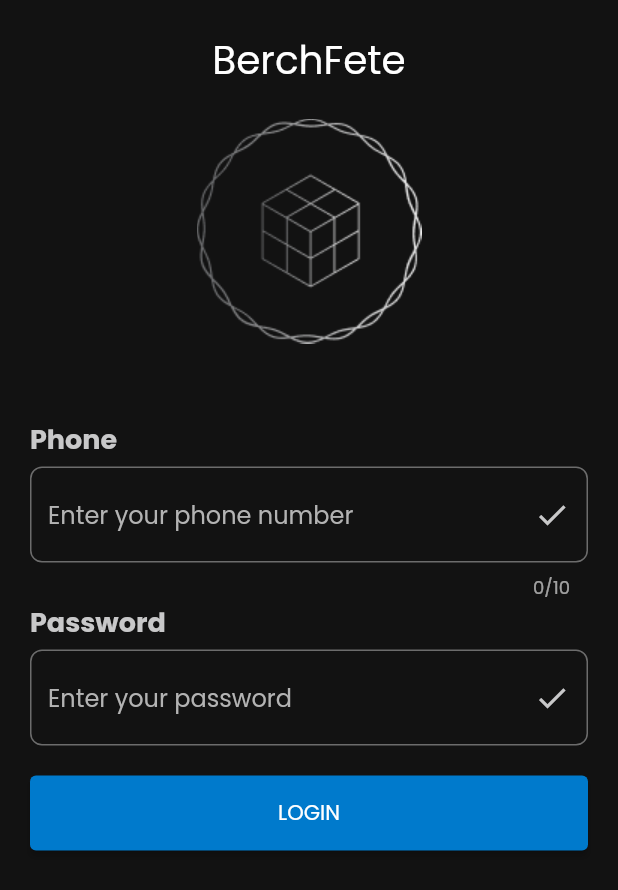
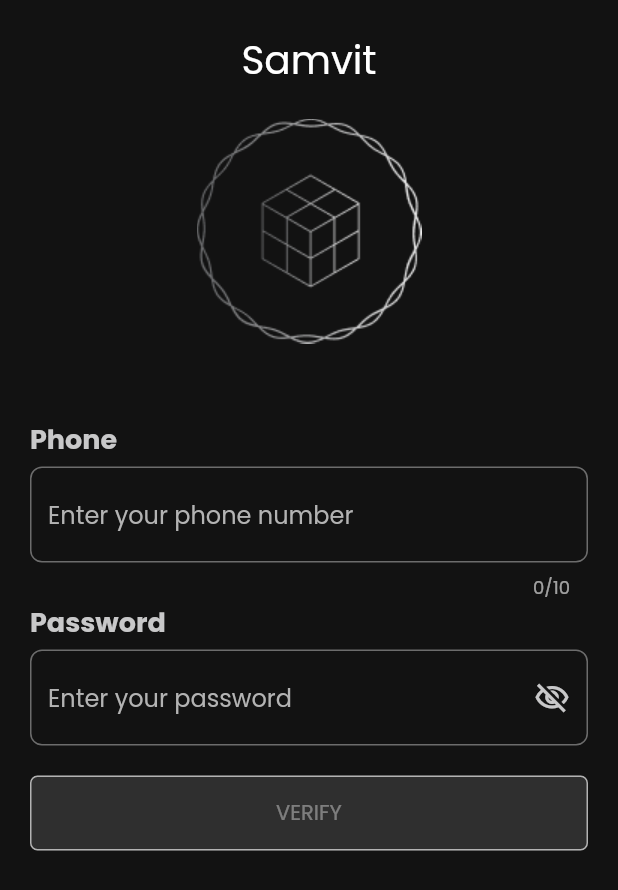
Before and after one commit to shaderone/samvit, a Flutter app: the screen it shows after launch, on a phone screen of 412 x 824 dp. Shown: the top 890 px of the screen. Run offline on Flutter 3.47's test engine with Material 2 defaults, Android fonts, the phone set to English and light mode, and no system bars; our stand-ins replace table_calendar.

Commit message:
Update login-screen with validation Disable button until data is valid, option to toggle password visibility

```diff
--- a/lib/main.dart
+++ b/lib/main.dart
@@ -1,9 +1,10 @@
 import 'package:flutter/material.dart';
 import 'package:brechfete/presentation/root/app.dart';
 import 'package:brechfete/presentation/root/widgets/custom_theme.dart';
-import 'package:brechfete/presentation/screens/initial/login.dart';
+import 'package:brechfete/presentation/screens/login/login.dart';
 
-void main() {
+Future<void> main() async {
+  WidgetsFlutterBinding.ensureInitialized();
   runApp(const MyApp());
 }
 
@@ -12,17 +13,13 @@ class MyApp extends StatelessWidget {
 
   @override
   Widget build(BuildContext context) {
-    return Builder(
-      builder: (context) {
     return MaterialApp(
       debugShowCheckedModeBanner: false,
       themeMode: ThemeMode.dark,
-          //theme: CustomTheme.lightTheme, //later
       darkTheme: CustomTheme.darkTheme.copyWith(
         splashColor: Colors.transparent,
       ),
       initialRoute: '/login', //change it later to splash screen
-          //home: const App(), // initial route is defined
       routes: {
         //login screen
         App.loginRoute: (context) => const LoginScreen(),
@@ -30,7 +27,5 @@ class MyApp extends StatelessWidget {
         App.home: (context) => const App(),
       },
     );
-      },
-    );
   }
 }
--- a/lib/presentation/root/widgets/custom_form_input.dart
+++ b/lib/presentation/root/widgets/custom_form_input.dart
@@ -1,5 +1,6 @@
 import 'package:brechfete/core/constants.dart';
 import 'package:flutter/material.dart';
+import 'package:flutter/services.dart';
 
 class CustomFormInput extends StatelessWidget {
   final double inputSpacing;
@@ -12,6 +13,9 @@ class CustomFormInput extends StatelessWidget {
   final IconData? suffixIcon;
   final String? Function(String?) validator;
   final void Function(String)? onChanged;
+  final void Function(String?)? onSaved;
+  final List<TextInputFormatter>? inputFormatters;
+  final void Function()? suffixIconAction;
   const CustomFormInput({
     Key? key,
     required this.labelText,
@@ -24,6 +28,9 @@ class CustomFormInput extends StatelessWidget {
     this.inputSpacing = 20,
     required this.hintText,
     this.obscureText = false,
+    this.onSaved,
+    this.inputFormatters,
+    this.suffixIconAction,
   }) : super(key: key);
 
   @override
@@ -42,19 +49,22 @@ class CustomFormInput extends StatelessWidget {
         const SizedBox(height: 5),
         TextFormField(
           obscureText: obscureText,
+          inputFormatters: inputFormatters,
 
           maxLength: maxInputLength,
           keyboardType: textInputType,
           style: const TextStyle(
-            //update this on user interaction
             fontWeight: FontWeight.bold,
             color: textWhiteShadeDark,
           ),
           //common decoration
           decoration: InputDecoration(
-            suffixIcon: Icon(
-              suffixIcon,
-              color: textWhiteShadeLight,
+            suffixIcon: GestureDetector(
+              onTap: suffixIconAction,
+              child: Icon(
+                suffixIcon,
+                color: textWhiteShadeLight,
+              ),
             ),
             focusedBorder: OutlineInputBorder(
               borderSide: const BorderSide(
@@ -70,25 +80,15 @@ class CustomFormInput extends StatelessWidget {
               ),
               borderRadius: BorderRadius.circular(8),
             ),
-            //labelText: "Phone",
-            //floatingLabelStyle: const TextStyle(
-            //  fontSize: 20,
-            //  color: textWhiteShadeLight,
-            //),
             hintText: hintText,
             hintStyle: const TextStyle(
               color: textWhiteShadeDark,
               fontWeight: FontWeight.normal,
             ),
           ),
-          //events and validations
           validator: validator,
           onChanged: onChanged,
-          //make api call to check phone here, if it returns true, make the check mark visible with blue color, else display a message phone number not verified
-
-          //on pressing login, user recieves OTP and enter it (autocomplete)
-
-          //finally move to booking screen
+          onSaved: onSaved,
         ),
         SizedBox(height: inputSpacing),
       ],
--- a/lib/presentation/screens/initial/login.dart
+++ b/lib/presentation/screens/login/login.dart
@@ -1,7 +1,7 @@
+import 'package:brechfete/core/constants.dart';
 import 'package:brechfete/presentation/root/widgets/custom_form_input.dart';
 import 'package:flutter/material.dart';
-import 'package:brechfete/core/constants.dart';
-import 'package:brechfete/presentation/root/app.dart';
+import 'package:flutter/services.dart';
 
 class LoginScreen extends StatefulWidget {
   const LoginScreen({Key? key}) : super(key: key);
@@ -12,6 +12,10 @@ class LoginScreen extends StatefulWidget {
 
 class _LoginScreenState extends State<LoginScreen> {
   final formKey = GlobalKey<FormState>();
+  String phone = '';
+  String password = '';
+  bool obscureText = true;
+  bool isButtonActive = false;
 
   @override
   Widget build(BuildContext context) {
@@ -27,7 +31,7 @@ class _LoginScreenState extends State<LoginScreen> {
               children: [
                 const Center(
                   child: Text(
-                    "BerchFete",
+                    "Samvit",
                     style: TextStyle(fontSize: 26),
                   ),
                 ),
@@ -36,15 +40,29 @@ class _LoginScreenState extends State<LoginScreen> {
                 const SizedBox(height: 50),
                 CustomFormInput(
                   labelText: "Phone",
+                  hintText: 'Enter your phone number',
                   textInputAction: TextInputAction.next,
                   textInputType: TextInputType.number,
                   maxInputLength: 10,
-                  suffixIcon: Icons.check,
                   inputSpacing: 0,
-                  hintText: 'Enter your phone number',
+                  inputFormatters: [
+                    FilteringTextInputFormatter.digitsOnly,
+                  ],
+                  onSaved: (String? value) {
+                    phone = value!;
+                  },
                   onChanged: (value) {
                     formKey.currentState!.validate();
-                    //send api request here, if the data doesn't match call the validate() - phone number doesn't match, if success change the color of the check icon, make sure to send only NUMBER
+                    if (formKey.currentState!.validate()) {
+                      formKey.currentState!.save();
+                      setState(() {
+                        isButtonActive = true;
+                      });
+                    } else {
+                      setState(() {
+                        isButtonActive = false;
+                      });
+                    }
                   },
                   validator: (value) {
                     if (value == null || value.isEmpty) {
@@ -57,20 +75,39 @@ class _LoginScreenState extends State<LoginScreen> {
                 ),
                 CustomFormInput(
                   labelText: "Password",
+                  hintText: 'Enter your password',
+                  obscureText: obscureText,
                   textInputAction: TextInputAction.done,
-                  obscureText: true,
                   textInputType: TextInputType.text,
-                  suffixIcon: Icons.check,
-                  hintText: 'Enter your password',
+                  suffixIcon: obscureText
+                      ? Icons.visibility_off_outlined
+                      : Icons.visibility,
                   inputSpacing: 0,
+                  suffixIconAction: () {
+                    setState(() {
+                      obscureText = !obscureText;
+                    });
+                  },
+                  onSaved: (String? value) {
+                    password = value!;
+                  },
                   onChanged: (value) {
                     formKey.currentState!.validate();
-                    //send api request here, if the data doesn't match call the validate() - password doesn't match, if success change the color of the check icon
+                    if (formKey.currentState!.validate()) {
+                      setState(() {
+                        isButtonActive = true;
+                      });
+                      formKey.currentState!.save();
+                    } else {
+                      setState(() {
+                        isButtonActive = false;
+                      });
+                    }
                   },
                   validator: (value) {
                     if (value == null || value.isEmpty) {
                       return "password is required";
-                    } else if (value.length < 5) {
+                    } else if (value.length < 4) {
                       return "Enter a valid password";
                     }
                     return null;
@@ -78,22 +115,23 @@ class _LoginScreenState extends State<LoginScreen> {
                 ),
                 const SizedBox(height: 20),
                 ElevatedButton(
-                  onPressed: () {
-                    if (formKey.currentState!.validate()) {
-                      print("login successfull");
-                      Navigator.of(context).pushReplacementNamed(
-                        App.home,
-                      );
-                    } else {
-                      print("login failed!");
-                    }
-                  },
+                  onPressed: isButtonActive ? () {} : null,
                   style: ButtonStyle(
+                    shape: MaterialStateProperty.all<RoundedRectangleBorder>(
+                      RoundedRectangleBorder(
+                        borderRadius: BorderRadius.circular(5.0),
+                        side: BorderSide(
+                          color: isButtonActive
+                              ? secondaryBlueShadeDark
+                              : textWhiteShadeDark,
+                        ),
+                      ),
+                    ),
                     minimumSize: MaterialStateProperty.all(
                       const Size.fromHeight(50),
                     ),
                   ),
-                  child: const Text("LOGIN"),
+                  child: const Text("VERIFY"),
                 ),
                 const SizedBox(height: 20),
               ],
```
Also changed, not shown: pubspec.yaml (+3 -27 lines), pubspec.lock, 1 other file. Lines whose indentation alone changed are shown as unchanged.
